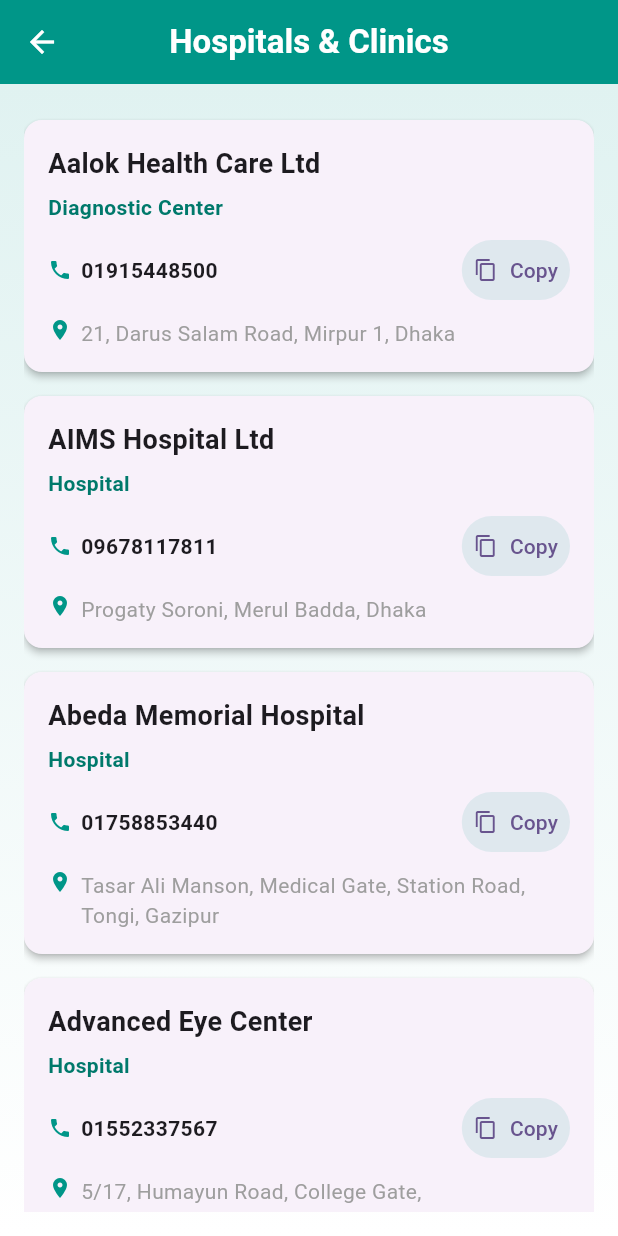
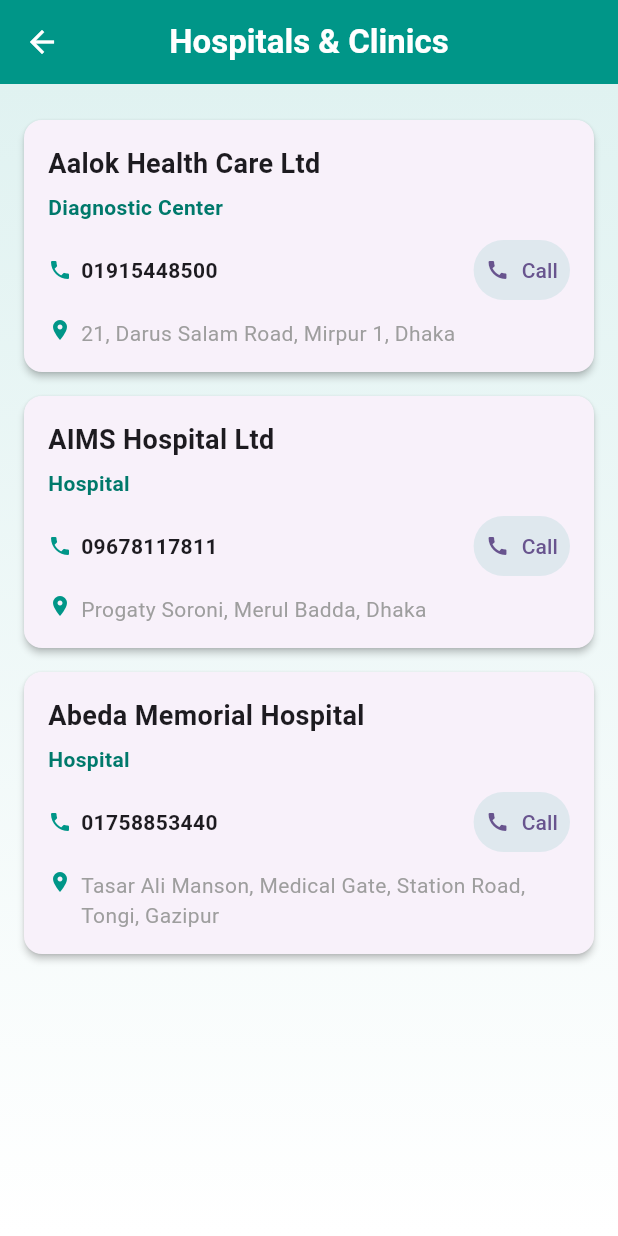
Before and after one commit to riazulrocky/Health-Expert-Flutter-App, a Flutter app: the HospitalPage screen opened directly, on a phone screen of 412 x 824 dp. Run offline on Flutter 3.47's test engine with Material 3 defaults, Android fonts, the phone set to English and light mode, and no system bars.

Commit message:
hospital page call button

```diff
--- a/lib/hospital_page.dart
+++ b/lib/hospital_page.dart
@@ -1,5 +1,5 @@
 import 'package:flutter/material.dart';
-import 'package:flutter/services.dart';
+import 'package:url_launcher/url_launcher.dart';
 
 class HospitalPage extends StatelessWidget {
   HospitalPage({super.key});
@@ -23,102 +23,7 @@
       'contact': '01758853440',
       'location': 'Tasar Ali Manson, Medical Gate, Station Road, Tongi, Gazipur'
     },
-    {
-      'name': 'Advanced Eye Center',
-      'type': 'Hospital',
-      'contact': '01552337567',
-      'location': '5/17, Humayun Road, College Gate, Mohammadpur, Dhaka'
-    },
-    {
-      'name': 'Advertisement Dental Clinic',
-      'type': 'Dental Clinic',
-      'contact': '01741331741',
-      'location': 'Road No. 4, Baridhara, Dhaka'
-    },
-    {
-      'name': 'Ahsania Mission Cancer & General Hospital',
-      'type': 'Hospital',
-      'contact': '029123420',
-      'location': 'Road No. 12, Dhanmondi R/A, Dhaka'
-    },
-    {
-      'name': 'Ahsania Mission Cancer & General Hospital',
-      'type': 'Hospital',
-      'contact': '029008919',
-      'location': 'Section 14, Mirpur, Dhaka 1206'
-    },
-    {
-      'name': 'Ahsania Mission Cancer & General Hospital',
-      'type': 'Hospital',
-      'contact': '028119521',
-      'location': 'Sector 10, Uttara Model Town, Dhaka 1230'
-    },
-    {
-      'name': 'Aiko Dental Clinic',
-      'type': 'Clinic',
-      'contact': '01819249262',
-      'location': 'Road No. 10, Banani, Dhaka 1213'
-    },
-    {
-      'name': 'Al Barakh General Hospital',
-      'type': 'Hospital',
-      'contact': '01924545494',
-      'location': 'Ali Super Market, Near Tongi Model Thana, Tongi, Gazipur'
-    },
-    {
-      'name': 'Al Raji Hospital Pvt.',
-      'type': 'General Hospital',
-      'contact': '01840756944',
-      'location': 'Farmgate, Dhaka'
-    },
-    {
-      'name': 'Anwer Khan Modern Medical College & Hospital',
-      'type': 'Hospital',
-      'contact': '0258616074',
-      'location': 'Road No. 8, Dhanmondi R/A, Dhaka 1205'
-    },
-    {
-      'name': 'Badda General Hospital',
-      'type': 'Hospital',
-      'contact': '01714643324',
-      'location': 'Cha-107/2, North Badda, Progoti Sarani, Badda, Dhaka'
-    },
-    {
-      'name': 'Banani Dental Clinic',
-      'type': 'Dental Clinic',
-      'contact': '029894040',
-      'location': 'Road No. 12, Block-E, Banani, Dhaka'
-    },
-    {
-      'name': 'Bangabondhu Sheikh Mujib Medical University (PG Hospital)',
-      'type': 'Hospital',
-      'contact': '0255165760',
-      'location': 'Shahbagh, Dhaka'
-    },
-    {
-      'name': 'Bangladesh ENT Hospital',
-      'type': 'Hospital',
-      'contact': '01717250667',
-      'location': 'Shobhanbag, Mirpur Road, (Opposite of Rapa Plaza), Dhaka'
-    },
-    {
-      'name': 'BIRDEM',
-      'type': 'Hospital',
-      'contact': '028616641',
-      'location': 'Kazi Nazrul Avenue, Shahbagh, Dhaka'
-    },
-    {
-      'name': 'Bangladesh Medical College & Hospital',
-      'type': 'General Hospital',
-      'contact': '029118202',
-      'location': 'Road No. 14/A, Dhanmondi, Dhaka'
-    },
-    {
-      'name': 'Bangladesh Psychiatric Care',
-      'type': 'Hospital',
-      'contact': '+8809604604604',
-      'location': 'Shimanta Shambhar Shopping Complex, Pilkhana, Dhaka'
-    },
+    // ... (keep all hospital data as-is)
   ];
 
   Widget _buildHospitalCard(BuildContext context, Map<String, String> hospital) {
@@ -158,15 +63,21 @@
                     style: const TextStyle(fontSize: 14, fontWeight: FontWeight.bold),
                   ),
                 ),
+                // ✅ Replaced Copy Button with Call Button
                 TextButton.icon(
-                  onPressed: () {
-                    Clipboard.setData(ClipboardData(text: hospital['contact']!));
-                    ScaffoldMessenger.of(context).showSnackBar(
-                      SnackBar(content: Text('Copied ${hospital['contact']}')),
-                    );
+                  onPressed: () async {
+                    final number = hospital['contact']!;
+                    final Uri launchUri = Uri.parse('tel:$number');
+                    if (await canLaunchUrl(launchUri)) {
+                      await launchUrl(launchUri); // Opens dial pad with number
+                    } else {
+                      ScaffoldMessenger.of(context).showSnackBar(
+                        SnackBar(content: Text('Could not dial $number')),
+                      );
+                    }
                   },
-                  icon: const Icon(Icons.copy, size: 16),
-                  label: const Text('Copy'),
+                  icon: const Icon(Icons.call, size: 16),
+                  label: const Text('Call'),
                   style: TextButton.styleFrom(
                     padding: const EdgeInsets.symmetric(horizontal: 8, vertical: 4),
                     backgroundColor: Colors.teal.withOpacity(0.1),
```
